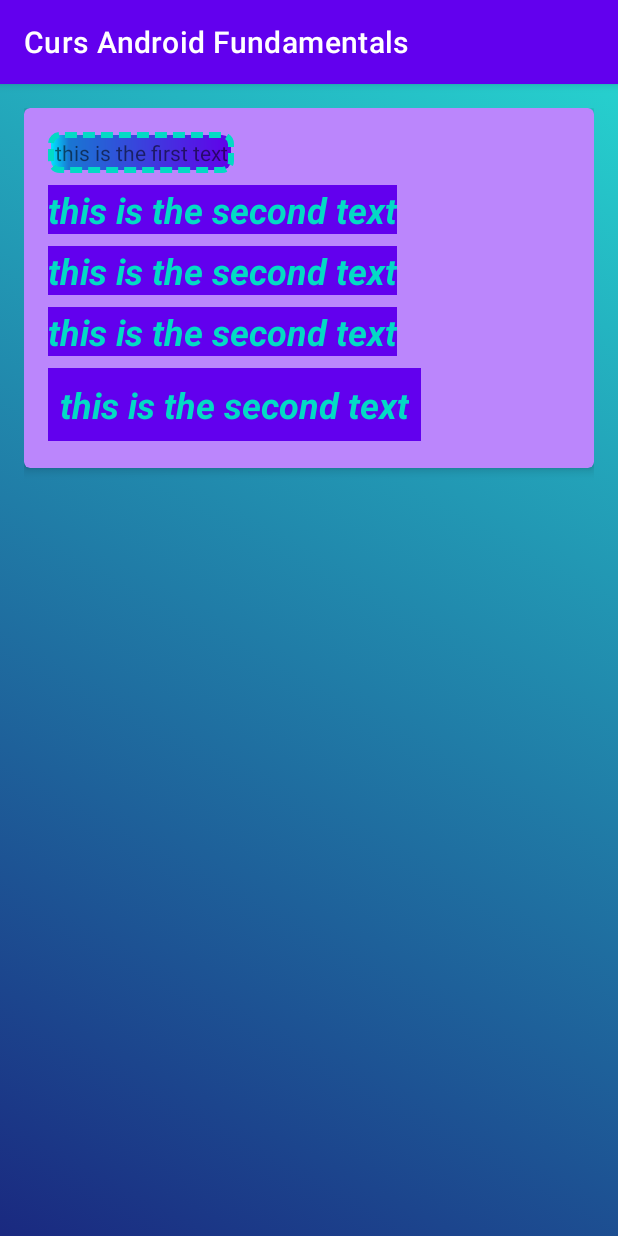
After one commit to magdamiu/AndroidFundamentalsMay2021, an Android app: the CardViewActivity screen opened directly, with no data from a screen before it, on a phone screen of 412 x 824 dp. The commit adds this screen. Run offline under Robolectric (Android 15) with nearby library versions, the phone set to English and light mode, and no system bars.

Commit message:
cardview and styles

```diff
--- a/app/src/main/AndroidManifest.xml
+++ b/app/src/main/AndroidManifest.xml
@@ -11,7 +11,12 @@
         android:roundIcon="@mipmap/ic_launcher_round"
         android:supportsRtl="true"
         android:theme="@style/Theme.AndroidFundamentalsMai2021">
-        <activity android:name=".fragments.ResultActivity"></activity>
+        <activity android:name=".styles.CardViewActivity"></activity>
+        <activity android:name=".fragments.ResultActivity">
+            <meta-data
+                android:name="android.support.PARENT_ACTIVITY"
+                android:value=".StartActivity" />
+        </activity>
         <activity android:name=".fragments.SumActivity" />
         <activity android:name=".fragments.DynamicFragmentActivity" />
         <activity android:name=".fragments.StaticFragmentActivity" />
--- a/app/src/main/java/com/magdamiu/androidfundamentalsmai2021/StartActivity.java
+++ b/app/src/main/java/com/magdamiu/androidfundamentalsmai2021/StartActivity.java
@@ -5,19 +5,23 @@ import androidx.appcompat.app.AppCompatActivity;
 import android.content.Intent;
 import android.os.Bundle;
 import android.view.View;
+import android.widget.Toast;
 
 import com.magdamiu.androidfundamentalsmai2021.activities.FirstActivity;
 import com.magdamiu.androidfundamentalsmai2021.fragments.DynamicFragmentActivity;
 import com.magdamiu.androidfundamentalsmai2021.fragments.ResultActivity;
 import com.magdamiu.androidfundamentalsmai2021.fragments.StaticFragmentActivity;
 import com.magdamiu.androidfundamentalsmai2021.fragments.SumActivity;
+import com.magdamiu.androidfundamentalsmai2021.styles.CardViewActivity;
+
+import static com.magdamiu.androidfundamentalsmai2021.R.*;
 
 public class StartActivity extends AppCompatActivity {
 
     @Override
     protected void onCreate(Bundle savedInstanceState) {
         super.onCreate(savedInstanceState);
-        setContentView(R.layout.activity_start);
+        setContentView(layout.activity_start);
 
         // debugSample();
     }
@@ -72,4 +76,15 @@ public class StartActivity extends AppCompatActivity {
         Intent intentToStartResultActivity = new Intent(StartActivity.this, ResultActivity.class);
         startActivity(intentToStartResultActivity);
     }
+
+    @Override
+    public void onBackPressed() {
+        super.onBackPressed();
+        Toast.makeText(StartActivity.this, string.on_back_pressed, Toast.LENGTH_LONG).show();
+    }
+
+    public void startCardViewActivityOnClick(View view) {
+        Intent intentToStartCardViewActivity = new Intent(StartActivity.this, CardViewActivity.class);
+        startActivity(intentToStartCardViewActivity);
+    }
 }
--- /dev/null
+++ b/app/src/main/java/com/magdamiu/androidfundamentalsmai2021/styles/CardViewActivity.java
@@ -0,0 +1,28 @@
+package com.magdamiu.androidfundamentalsmai2021.styles;
+
+import androidx.appcompat.app.AppCompatActivity;
+
+import android.graphics.drawable.AnimationDrawable;
+import android.os.Bundle;
+import android.widget.LinearLayout;
+
+import com.magdamiu.androidfundamentalsmai2021.R;
+
+public class CardViewActivity extends AppCompatActivity {
+
+    @Override
+    protected void onCreate(Bundle savedInstanceState) {
+        super.onCreate(savedInstanceState);
+        setContentView(R.layout.activity_card_view);
+
+        setAnimation();
+    }
+
+    private void setAnimation() {
+        LinearLayout linearLayout = findViewById(R.id.layoutCardView);
+        AnimationDrawable animationDrawable = (AnimationDrawable) linearLayout.getBackground();
+        animationDrawable.setEnterFadeDuration(2500);
+        animationDrawable.setExitFadeDuration(5000);
+        animationDrawable.start();
+    }
+}
--- /dev/null
+++ b/app/src/main/res/drawable/animation.xml
@@ -0,0 +1,18 @@
+<?xml version="1.0" encoding="utf-8"?>
+<animation-list xmlns:android="http://schemas.android.com/apk/res/android">
+    <item
+        android:drawable="@drawable/gradient_1"
+        android:duration="5000" />
+    <item
+        android:drawable="@drawable/gradient_2"
+        android:duration="5000" />
+    <item
+        android:drawable="@drawable/gradient_3"
+        android:duration="5000" />
+    <item
+        android:drawable="@drawable/gradient_4"
+        android:duration="5000" />
+    <item
+        android:drawable="@drawable/gradient_5"
+        android:duration="5000" />
+</animation-list>
--- /dev/null
+++ b/app/src/main/res/drawable/gradient_1.xml
@@ -0,0 +1,7 @@
+<?xml version="1.0" encoding="utf-8"?>
+<shape xmlns:android="http://schemas.android.com/apk/res/android">
+    <gradient
+        android:angle="225"
+        android:endColor="#1a2980"
+        android:startColor="#26d0ce" />
+</shape>
--- /dev/null
+++ b/app/src/main/res/drawable/gradient_2.xml
@@ -0,0 +1,7 @@
+<?xml version="1.0" encoding="utf-8"?>
+<shape xmlns:android="http://schemas.android.com/apk/res/android">
+    <gradient
+        android:angle="45"
+        android:endColor="#614385"
+        android:startColor="#516395" />
+</shape>
--- /dev/null
+++ b/app/src/main/res/drawable/gradient_3.xml
@@ -0,0 +1,7 @@
+<?xml version="1.0" encoding="utf-8"?>
+<shape xmlns:android="http://schemas.android.com/apk/res/android">
+    <gradient
+        android:angle="135"
+        android:endColor="#1d2b64"
+        android:startColor="#f8cdda" />
+</shape>
--- /dev/null
+++ b/app/src/main/res/drawable/gradient_4.xml
@@ -0,0 +1,7 @@
+<?xml version="1.0" encoding="utf-8"?>
+<shape xmlns:android="http://schemas.android.com/apk/res/android">
+    <gradient
+        android:angle="45"
+        android:endColor="#ff512f"
+        android:startColor="#dd2476" />
+</shape>
--- /dev/null
+++ b/app/src/main/res/drawable/gradient_5.xml
@@ -0,0 +1,7 @@
+<?xml version="1.0" encoding="utf-8"?>
+<shape xmlns:android="http://schemas.android.com/apk/res/android">
+    <gradient
+        android:angle="135"
+        android:endColor="#34e89e"
+        android:startColor="#0f3443" />
+</shape>
--- /dev/null
+++ b/app/src/main/res/drawable/shape_and_stroke.xml
@@ -0,0 +1,24 @@
+<?xml version="1.0" encoding="utf-8"?>
+<shape xmlns:android="http://schemas.android.com/apk/res/android"
+    android:shape="rectangle">
+    <gradient
+        android:angle="0"
+        android:centerColor="#1976d2"
+        android:centerX="0.1"
+        android:centerY="0.1"
+        android:endColor="#6200ea"
+        android:gradientRadius="100"
+        android:startColor="#00e5ff"
+        android:type="linear" />
+    <padding
+        android:bottom="4dp"
+        android:left="5dp"
+        android:right="4dp"
+        android:top="4dp" />
+    <corners android:radius="6dp" />
+    <stroke
+        android:width="4dp"
+        android:color="@color/teal_200"
+        android:dashWidth="8dp"
+        android:dashGap="4dp" />
+</shape>
--- /dev/null
+++ b/app/src/main/res/layout/activity_card_view.xml
@@ -0,0 +1,57 @@
+<?xml version="1.0" encoding="utf-8"?>
+<LinearLayout xmlns:android="http://schemas.android.com/apk/res/android"
+    xmlns:app="http://schemas.android.com/apk/res-auto"
+    xmlns:tools="http://schemas.android.com/tools"
+    android:id="@+id/layoutCardView"
+    android:layout_width="match_parent"
+    android:layout_height="match_parent"
+    android:background="@drawable/animation"
+    android:padding="@dimen/medium_space"
+    tools:context=".styles.CardViewActivity">
+
+    <androidx.cardview.widget.CardView
+        android:layout_width="match_parent"
+        android:layout_height="@dimen/dimen_240"
+        app:cardBackgroundColor="@color/purple_200"
+        app:cardCornerRadius="@dimen/xsmall_space"
+        app:cardElevation="@dimen/xsmall_space">
+
+        <LinearLayout
+            android:layout_width="match_parent"
+            android:layout_height="match_parent"
+            android:orientation="vertical"
+            android:padding="@dimen/medium_space">
+
+            <TextView
+                android:layout_width="wrap_content"
+                android:layout_height="wrap_content"
+                android:background="@drawable/shape_and_stroke"
+                android:text="@string/this_is_the_first_text" />
+
+            <TextView
+                style="@style/TextViewBig"
+                android:layout_width="wrap_content"
+                android:layout_height="wrap_content"
+                android:text="@string/this_is_the_second_text" />
+
+            <TextView
+                style="@style/TextViewBig"
+                android:layout_width="wrap_content"
+                android:layout_height="wrap_content"
+                android:text="@string/this_is_the_second_text" />
+
+            <TextView
+                style="@style/TextViewBig"
+                android:layout_width="wrap_content"
+                android:layout_height="wrap_content"
+                android:text="@string/this_is_the_second_text" />
+
+            <TextView
+                style="@style/TextViewBigWithPadding"
+                android:layout_width="wrap_content"
+                android:layout_height="wrap_content"
+                android:text="@string/this_is_the_second_text" />
+        </LinearLayout>
+    </androidx.cardview.widget.CardView>
+
+</LinearLayout>
--- a/app/src/main/res/layout/activity_start.xml
+++ b/app/src/main/res/layout/activity_start.xml
@@ -55,4 +55,10 @@
         android:layout_height="wrap_content"
         android:text="@string/listener_communication_activity_fragment"
         android:onClick="startListenerCommFragmentOnClick"/>
+
+    <Button
+        android:layout_width="wrap_content"
+        android:layout_height="wrap_content"
+        android:text="@string/cardviewsample"
+        android:onClick="startCardViewActivityOnClick"/>
 </LinearLayout>
--- a/app/src/main/res/values/dimens.xml
+++ b/app/src/main/res/values/dimens.xml
@@ -4,4 +4,7 @@
     <dimen name="medium_space">16dp</dimen>
     <dimen name="space_128">128dp</dimen>
     <dimen name="space_64">64dp</dimen>
+    <dimen name="dimen_240">240dp</dimen>
+    <dimen name="small_space">8dp</dimen>
+    <dimen name="xsmall_space">4dp</dimen>
 </resources>
--- a/app/src/main/res/values/strings.xml
+++ b/app/src/main/res/values/strings.xml
@@ -75,4 +75,8 @@ Ut fermentum feugiat lorem sed ultrices. Phasellus et mattis diam. Sed faucibus
     <string name="button_with_method">Button with method</string>
     <string name="send_data_to_activity">Send data to activity</string>
     <string name="listener_communication_activity_fragment">Listener Communication Activity - Fragment</string>
+    <string name="on_back_pressed">on back pressed</string>
+    <string name="this_is_the_first_text">this is the first text</string>
+    <string name="this_is_the_second_text">this is the second text</string>
+    <string name="cardviewsample">CardViewSample</string>
 </resources>
--- a/app/src/main/res/values/themes.xml
+++ b/app/src/main/res/values/themes.xml
@@ -13,4 +13,17 @@
         <item name="android:statusBarColor" tools:targetApi="l">?attr/colorPrimaryVariant</item>
         <!-- Customize your theme here. -->
     </style>
+
+    <style name="TextViewBig">
+        <item name="android:background">@color/purple_500</item>
+        <item name="android:textColor">@color/teal_200</item>
+        <item name="android:textSize">24sp</item>
+        <item name="android:textStyle">italic|bold</item>
+        <item name="android:layout_marginTop">8dp</item>
+    </style>
+
+    <style name="TextViewBigWithPadding" parent="TextViewBig">
+        <item name="android:padding">8dp</item>
+    </style>
+
 </resources>
```
